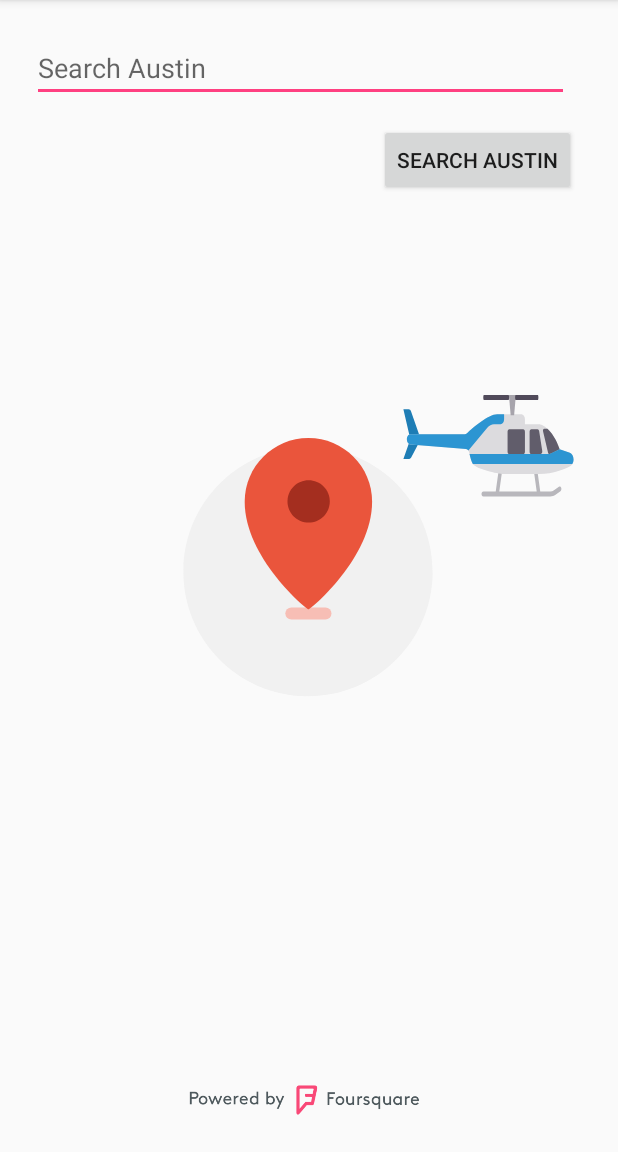
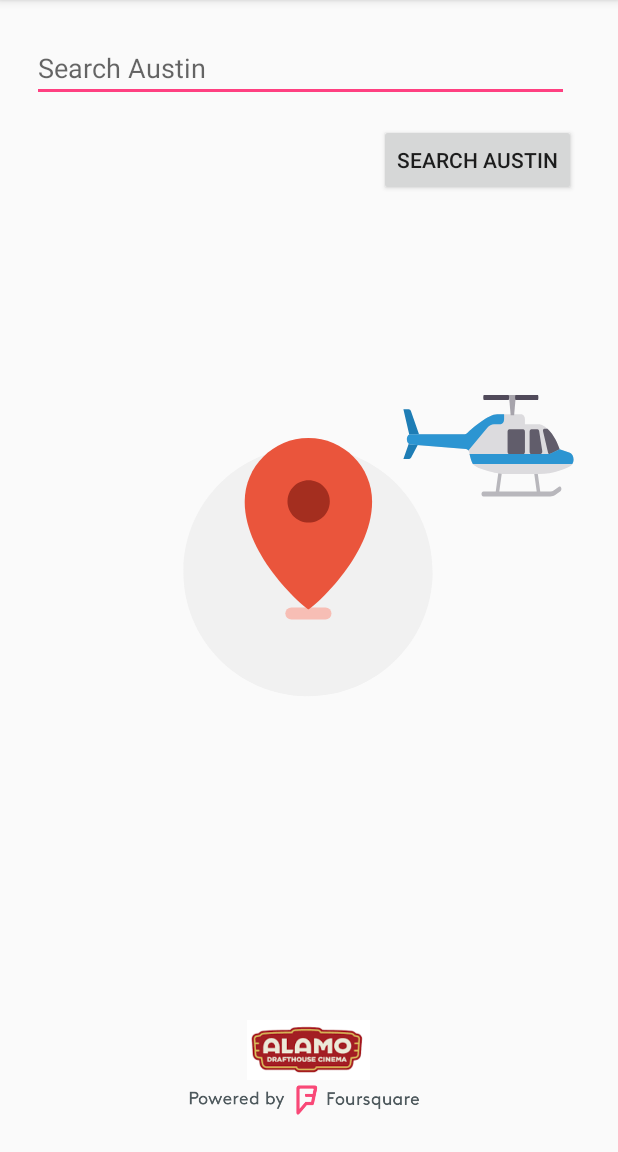
Before and after one commit to realityexpander/AlamoHunt2, an Android app: the screen it shows after launch (MainActivity), on a phone screen of 412 x 824 dp, the part 84-1236 px from its top. Run offline under Robolectric (Android 15) with nearby library versions, the phone set to English and light mode, and no system bars.

Commit message:
Added Alamo drafthouse logo

```diff
--- a/app/src/main/res/layout/activity_main.xml
+++ b/app/src/main/res/layout/activity_main.xml
@@ -71,6 +71,18 @@
         app:lottie_fileName="helicopter.json" />
 
     <ImageView
+        android:id="@+id/imageView4"
+        android:layout_width="wrap_content"
+        android:layout_height="40dp"
+        android:layout_marginBottom="28dp"
+        android:layout_marginEnd="8dp"
+        app:layout_constraintBottom_toBottomOf="@+id/imageView3"
+        app:layout_constraintEnd_toEndOf="parent"
+        app:layout_constraintHorizontal_bias="0.515"
+        app:layout_constraintStart_toStartOf="parent"
+        app:srcCompat="@drawable/alamo" />
+
+    <ImageView
         android:id="@+id/imageView3"
         android:layout_width="wrap_content"
         android:layout_height="29dp"
```
Also changed, not shown: app/src/main/java/com/realityexpander/alamohunt/MapsActivity.java (+3 -5 lines), app/src/main/res/drawable-v24/alamo.png (added).
